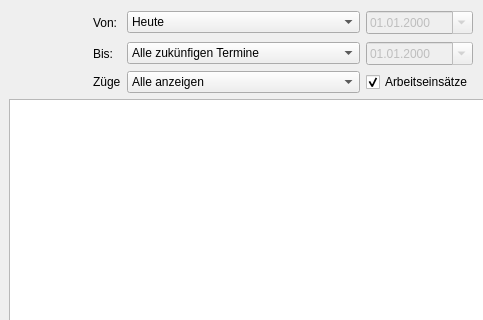
This is Programm/exportgesamt.ui in philjosch/Einsatzplaner as Qt 5 draws it before an edit; both pictures show x 0 to 483 and y 0 to 320 of the 565 by 578 pixel window. The edited form follows.
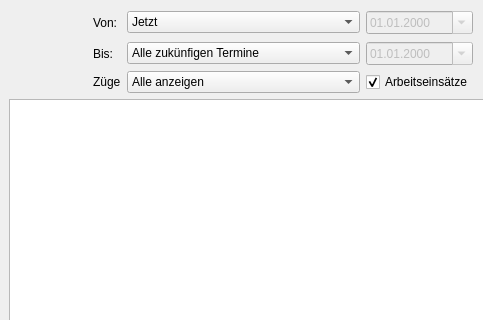
This is the edited form.

Patch:
```diff
--- a/Programm/exportgesamt.ui
+++ b/Programm/exportgesamt.ui
@@ -198,7 +198,7 @@
      </item>
      <item>
       <property name="text">
-       <string>Heute</string>
+       <string>Jetzt</string>
       </property>
      </item>
      <item>
```
